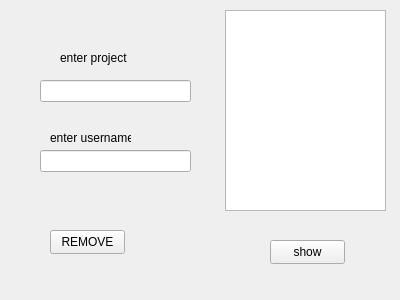
This is dialog_remove_user_from_project.ui in annishelion/ap-projet as Qt 5 draws it before an edit. The edited form follows.
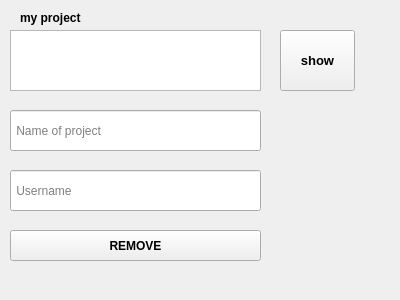
This is the edited form.

What changed in the file:
```diff
--- a/dialog_remove_user_from_project.ui
+++ b/dialog_remove_user_from_project.ui
@@ -16,10 +16,10 @@
   <widget class="QListWidget" name="listWidget">
    <property name="geometry">
     <rect>
-     <x>225</x>
-     <y>10</y>
-     <width>161</width>
-     <height>201</height>
+     <x>10</x>
+     <y>30</y>
+     <width>251</width>
+     <height>61</height>
     </rect>
    </property>
   </widget>
@@ -39,12 +39,18 @@
   <widget class="QPushButton" name="show">
    <property name="geometry">
     <rect>
-     <x>270</x>
-     <y>240</y>
+     <x>280</x>
+     <y>30</y>
      <width>75</width>
-     <height>24</height>
+     <height>61</height>
     </rect>
    </property>
+   <property name="font">
+    <font>
+     <pointsize>10</pointsize>
+     <bold>true</bold>
+    </font>
+   </property>
    <property name="text">
     <string>show</string>
    </property>
@@ -52,12 +58,17 @@
   <widget class="QPushButton" name="remove">
    <property name="geometry">
     <rect>
-     <x>50</x>
+     <x>10</x>
      <y>230</y>
-     <width>75</width>
-     <height>24</height>
+     <width>251</width>
+     <height>31</height>
     </rect>
    </property>
+   <property name="font">
+    <font>
+     <bold>true</bold>
+    </font>
+   </property>
    <property name="text">
     <string>REMOVE</string>
    </property>
@@ -65,47 +76,45 @@
   <widget class="QLineEdit" name="enter_username">
    <property name="geometry">
     <rect>
-     <x>40</x>
-     <y>150</y>
-     <width>151</width>
-     <height>22</height>
+     <x>10</x>
+     <y>170</y>
+     <width>251</width>
+     <height>41</height>
     </rect>
    </property>
+   <property name="placeholderText">
+    <string> Username</string>
+   </property>
   </widget>
   <widget class="QLineEdit" name="enter_project">
    <property name="geometry">
     <rect>
-     <x>40</x>
-     <y>80</y>
-     <width>151</width>
-     <height>22</height>
+     <x>10</x>
+     <y>110</y>
+     <width>251</width>
+     <height>41</height>
     </rect>
    </property>
+   <property name="placeholderText">
+    <string> Name of project</string>
+   </property>
   </widget>
   <widget class="QLabel" name="label">
    <property name="geometry">
     <rect>
-     <x>60</x>
-     <y>50</y>
+     <x>20</x>
+     <y>10</y>
      <width>81</width>
      <height>16</height>
     </rect>
    </property>
-   <property name="text">
-    <string>enter project</string>
+   <property name="font">
+    <font>
+     <bold>true</bold>
+    </font>
    </property>
-  </widget>
-  <widget class="QLabel" name="label_2">
-   <property name="geometry">
-    <rect>
-     <x>50</x>
-     <y>130</y>
-     <width>81</width>
-     <height>16</height>
-    </rect>
-   </property>
    <property name="text">
-    <string>enter username</string>
+    <string>my project</string>
    </property>
   </widget>
  </widget>
```
